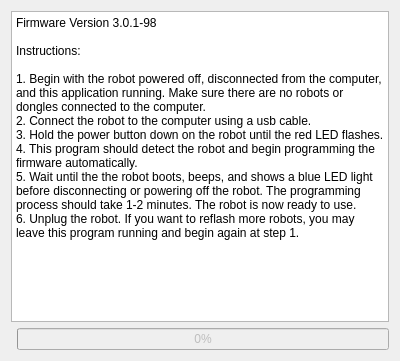
Above: ui/dialog.ui from davidko/LinkbotFirmwareRescue before the change. Below: the same form after it.
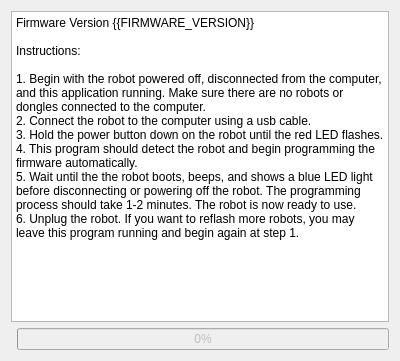
That is the form after the change.

Commit message: Make the firmware version text a template

What changed in the file:
```diff
--- a/ui/dialog.ui
+++ b/ui/dialog.ui
@@ -21,7 +21,7 @@
 &lt;html&gt;&lt;head&gt;&lt;meta name=&quot;qrichtext&quot; content=&quot;1&quot; /&gt;&lt;style type=&quot;text/css&quot;&gt;
 p, li { white-space: pre-wrap; }
 &lt;/style&gt;&lt;/head&gt;&lt;body style=&quot; font-family:'Sans Serif'; font-size:9pt; font-weight:400; font-style:normal;&quot;&gt;
-&lt;p style=&quot; margin-top:0px; margin-bottom:0px; margin-left:0px; margin-right:0px; -qt-block-indent:0; text-indent:0px;&quot;&gt;Firmware Version 3.0.1-98&lt;/p&gt;
+&lt;p style=&quot; margin-top:0px; margin-bottom:0px; margin-left:0px; margin-right:0px; -qt-block-indent:0; text-indent:0px;&quot;&gt;Firmware Version {{FIRMWARE_VERSION}}&lt;/p&gt;
 &lt;p style=&quot;-qt-paragraph-type:empty; margin-top:0px; margin-bottom:0px; margin-left:0px; margin-right:0px; -qt-block-indent:0; text-indent:0px;&quot;&gt;&lt;br /&gt;&lt;/p&gt;
 &lt;p style=&quot; margin-top:0px; margin-bottom:0px; margin-left:0px; margin-right:0px; -qt-block-indent:0; text-indent:0px;&quot;&gt;Instructions:&lt;/p&gt;
 &lt;p style=&quot;-qt-paragraph-type:empty; margin-top:0px; margin-bottom:0px; margin-left:0px; margin-right:0px; -qt-block-indent:0; text-indent:0px;&quot;&gt;&lt;br /&gt;&lt;/p&gt;
```
The commit also changes 1 other file.
